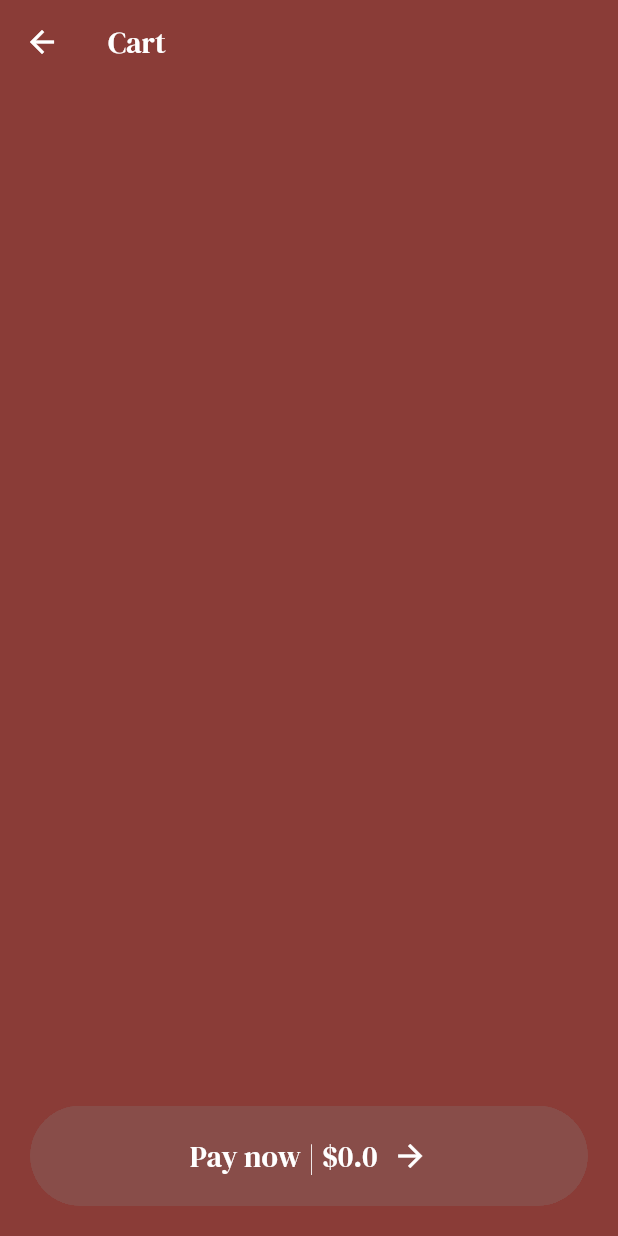
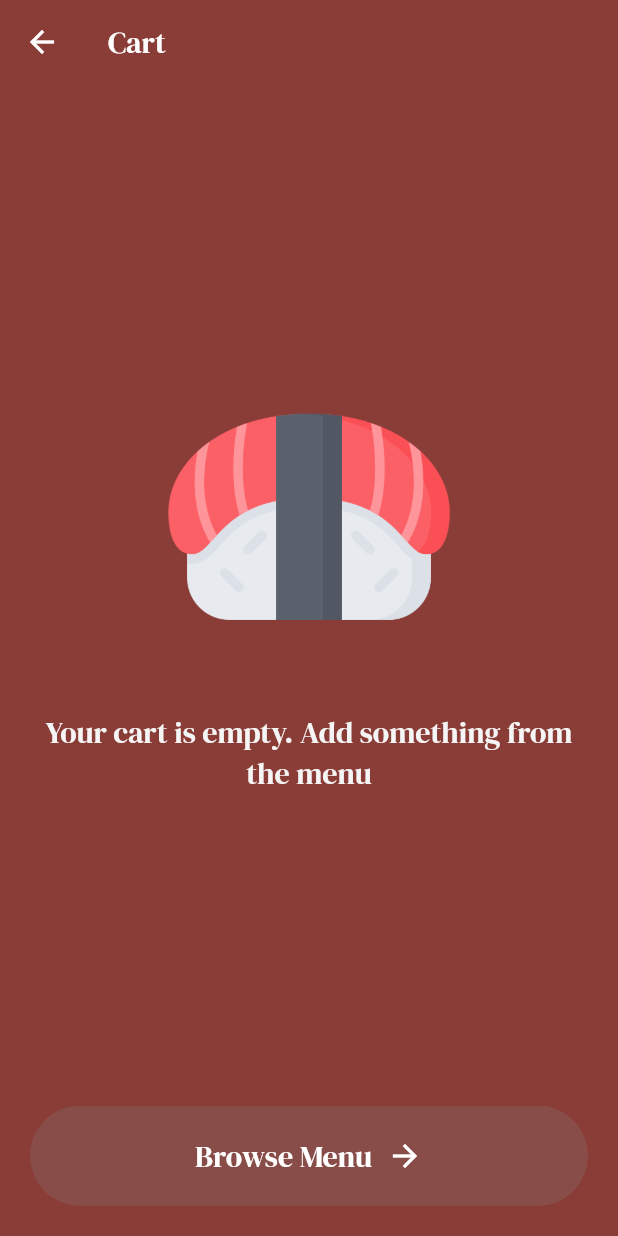
Before and after one commit to chetbis/sushi_flutter, a Flutter app: the MenuPage screen opened by its route, after a tap on the "shopping cart" icon, on a phone screen of 412 x 824 dp. Run offline on Flutter 3.47's test engine with Material 2 defaults, Android fonts, the phone set to English and light mode, and no system bars; our stand-ins replace google_fonts.

Commit message:
add empty cart message

```diff
--- a/lib/models/shop.dart
+++ b/lib/models/shop.dart
@@ -3,7 +3,7 @@ import 'package:flutter/material.dart';
 import 'food.dart';
 
 class Shop with ChangeNotifier {
-  final Map<String, Food> _foodItemsEntities = {
+  final Map<String, Food> _foodEntities = {
     'food_1': Food(
       id: 'food_1',
       name: 'Salmon Sushi',
@@ -35,12 +35,12 @@ class Shop with ChangeNotifier {
   };
 
   List<Food> get foodItems {
-    return _foodItemsEntities.entries.map((entry) => entry.value).toList();
+    return _foodEntities.entries.map((entry) => entry.value).toList();
   }
 
   Food? get popularFood {
     if (_foodItemExists(_popularFood)) {
-      return _foodItemsEntities[_popularFood];
+      return _foodEntities[_popularFood];
     }
     return null;
   }
@@ -50,8 +50,8 @@ class Shop with ChangeNotifier {
       [],
       (previousFoodItems, entry) {
         List<Food> newFoodItems = [...previousFoodItems];
-        if (_foodItemsEntities.containsKey(entry.key)) {
-          newFoodItems.add(_foodItemsEntities[entry.key]!);
+        if (_foodItemExists(entry.key)) {
+          newFoodItems.add(_foodEntities[entry.key]!);
         }
         return newFoodItems;
       },
@@ -59,7 +59,7 @@ class Shop with ChangeNotifier {
   }
 
   _foodItemExists(String itemId) {
-    return _foodItemsEntities.containsKey(itemId);
+    return _foodEntities.containsKey(itemId);
   }
 
   /// get added quantity
@@ -67,16 +67,8 @@ class Shop with ChangeNotifier {
     return _cartItems[itemId] ?? 0;
   }
 
-  /// add items to the shopping cart
-  addToCart(String itemId, int quantity) {
-    if (!_foodItemExists(itemId)) return;
-    _cartItems[itemId] = (_cartItems[itemId] ?? 0) + quantity;
-    notifyListeners();
-  }
-
   /// sets item quantity
   setItemQuantity(String itemId, int quantity) {
-    if (!_foodItemExists(itemId)) return;
     _cartItems[itemId] = quantity;
     notifyListeners();
   }
--- a/lib/pages/cart_page.dart
+++ b/lib/pages/cart_page.dart
@@ -23,7 +23,8 @@ class CartPage extends StatelessWidget {
             child: Column(
               children: [
                 Expanded(
-                  child: ListView.separated(
+                  child: shopModel.cartItems.isNotEmpty
+                      ? ListView.separated(
                           padding: const EdgeInsets.symmetric(
                             horizontal: 15,
                           ),
@@ -89,13 +90,44 @@ class CartPage extends StatelessWidget {
                             return const SizedBox(height: 20);
                           },
                           itemCount: shopModel.cartItems.length,
+                        )
+                      : Center(
+                          child: Padding(
+                            padding: const EdgeInsets.symmetric(
+                              horizontal: 30,
+                            ),
+                            child: Column(
+                              mainAxisAlignment: MainAxisAlignment.center,
+                              children: [
+                                Image.asset(
+                                  'lib/images/pink_sushi.png',
+                                  height: 200,
+                                ),
+                                const SizedBox(height: 30),
+                                Text(
+                                  'Your cart is empty. Add something from the menu',
+                                  textAlign: TextAlign.center,
+                                  style: TextStyle(
+                                    fontSize: 20,
+                                    color: Colors.grey[100],
+                                  ),
+                                )
+                              ],
+                            ),
+                          ),
                         ),
                 ),
                 Padding(
                   padding: const EdgeInsets.all(20),
-                  child: MyButton(
+                  child: shopModel.cartItems.isNotEmpty
+                      ? MyButton(
                           text: 'Pay now | \$${_getCartTotalPrice(shopModel)}',
                           fontSize: 20,
+                        )
+                      : MyButton(
+                          text: 'Browse Menu',
+                          fontSize: 20,
+                          onTap: () => Navigator.pop(context),
                         ),
                 )
               ],
```
Also changed, not shown: lib/pages/food_details_page.dart (+19 -56 lines). Lines whose indentation alone changed are shown as unchanged.
